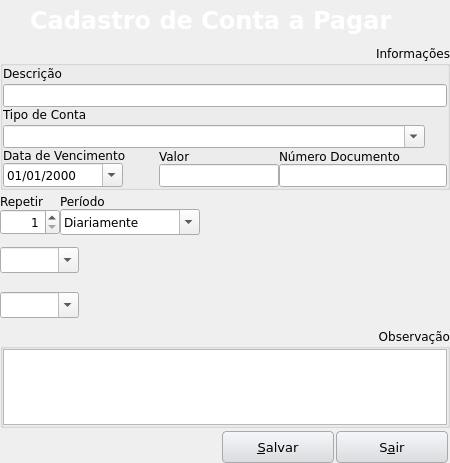
This is Projects/Blink/Plugins/financier/accounttopayregister.ui in MarcoBueno1/qrad as Qt 5 draws it before an edit. The edited form follows.
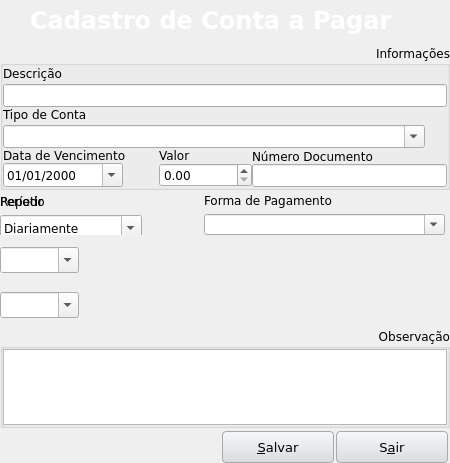
This is the edited form. Icons and pictures are not drawn. Custom widgets are drawn as their Qt base class.

```diff
--- a/Projects/Blink/Plugins/financier/accounttopayregister.ui
+++ b/Projects/Blink/Plugins/financier/accounttopayregister.ui
@@ -319,23 +319,15 @@
      <property name="checked" stdset="0">
       <bool>false</bool>
      </property>
-     <layout class="QGridLayout" name="gridLayout_5">
-      <property name="leftMargin">
-       <number>0</number>
+     <widget class="QWidget" name="layoutWidget">
+      <property name="geometry">
+       <rect>
+        <x>0</x>
+        <y>0</y>
+        <width>62</width>
+        <height>48</height>
+       </rect>
       </property>
-      <property name="topMargin">
-       <number>0</number>
-      </property>
-      <property name="rightMargin">
-       <number>0</number>
-      </property>
-      <property name="bottomMargin">
-       <number>0</number>
-      </property>
-      <property name="spacing">
-       <number>0</number>
-      </property>
-      <item row="0" column="0">
        <layout class="QVBoxLayout" name="verticalLayout">
         <item>
          <widget class="QLabel" name="label_8">
@@ -370,8 +362,16 @@
          </widget>
         </item>
        </layout>
-      </item>
-      <item row="0" column="1">
+     </widget>
+     <widget class="QWidget" name="layoutWidget">
+      <property name="geometry">
+       <rect>
+        <x>0</x>
+        <y>0</y>
+        <width>142</width>
+        <height>48</height>
+       </rect>
+      </property>
        <layout class="QVBoxLayout" name="verticalLayout_2">
         <item>
          <widget class="QLabel" name="label_9">
@@ -423,21 +423,33 @@
          </widget>
         </item>
        </layout>
-      </item>
-      <item row="0" column="2">
-       <spacer name="horizontalSpacer">
-        <property name="orientation">
-         <enum>Qt::Horizontal</enum>
-        </property>
-        <property name="sizeHint" stdset="0">
-         <size>
-          <width>40</width>
-          <height>20</height>
-         </size>
-        </property>
-       </spacer>
-      </item>
-     </layout>
+     </widget>
+     <widget class="QWidget" name="layoutWidget">
+      <property name="geometry">
+       <rect>
+        <x>204</x>
+        <y>0</y>
+        <width>241</width>
+        <height>42</height>
+       </rect>
+      </property>
+      <layout class="QVBoxLayout" name="verticalLayout_8">
+       <item>
+        <widget class="QLabel" name="label_3">
+         <property name="text">
+          <string>Forma de Pagamento</string>
+         </property>
+        </widget>
+       </item>
+       <item>
+        <widget class="SComboBox" name="comboBoxPaymentway">
+         <property name="editable">
+          <bool>true</bool>
+         </property>
+        </widget>
+       </item>
+      </layout>
+     </widget>
     </widget>
    </item>
    <item row="4" column="0">
@@ -903,15 +915,9 @@
            </widget>
           </item>
           <item>
-           <widget class="QRadLineEditEnter" name="lineEditValue">
-            <property name="maximumSize">
-             <size>
-              <width>120</width>
-              <height>16777215</height>
-             </size>
-            </property>
-            <property name="alignment">
-             <set>Qt::AlignRight|Qt::AlignTrailing|Qt::AlignVCenter</set>
+           <widget class="QDoubleSpinBox" name="doubleSpinBoxValue">
+            <property name="maximum">
+             <double>999999.989999999990687</double>
             </property>
            </widget>
           </item>
@@ -953,26 +959,26 @@
  </widget>
  <customwidgets>
   <customwidget>
-   <class>QRadLineEditEnter</class>
-   <extends>QLineEdit</extends>
-   <header location="global">qradlineeditenter.h</header>
+   <class>DSMComboBoxEnter</class>
+   <extends>QComboBox</extends>
+   <header location="global">dsmcomboboxenter.h</header>
   </customwidget>
   <customwidget>
    <class>DSMDateEditEnter</class>
    <extends>QDateEdit</extends>
    <header location="global">dsmdateeditenter.h</header>
   </customwidget>
-  <customwidget>
-   <class>DSMComboBoxEnter</class>
-   <extends>QComboBox</extends>
-   <header location="global">dsmcomboboxenter.h</header>
-  </customwidget>
   <customwidget>
    <class>DSMGroupBoxEnter</class>
    <extends>QWidget</extends>
    <header>dsmgroupboxenter.h</header>
    <container>1</container>
   </customwidget>
+  <customwidget>
+   <class>QRadLineEditEnter</class>
+   <extends>QLineEdit</extends>
+   <header location="global">qradlineeditenter.h</header>
+  </customwidget>
   <customwidget>
    <class>DSMTextEdit</class>
    <extends>QTextEdit</extends>
@@ -983,6 +989,11 @@
    <extends>QSpinBox</extends>
    <header>dsmspinboxenter.h</header>
   </customwidget>
+  <customwidget>
+   <class>SComboBox</class>
+   <extends>QComboBox</extends>
+   <header location="global">scombobox.h</header>
+  </customwidget>
  </customwidgets>
  <tabstops>
   <tabstop>lineEditDesciption</tabstop>
```
Left out of the diff: 9 changed lines with no effect on the pictures. Lines whose indentation alone changed are shown as unchanged.
